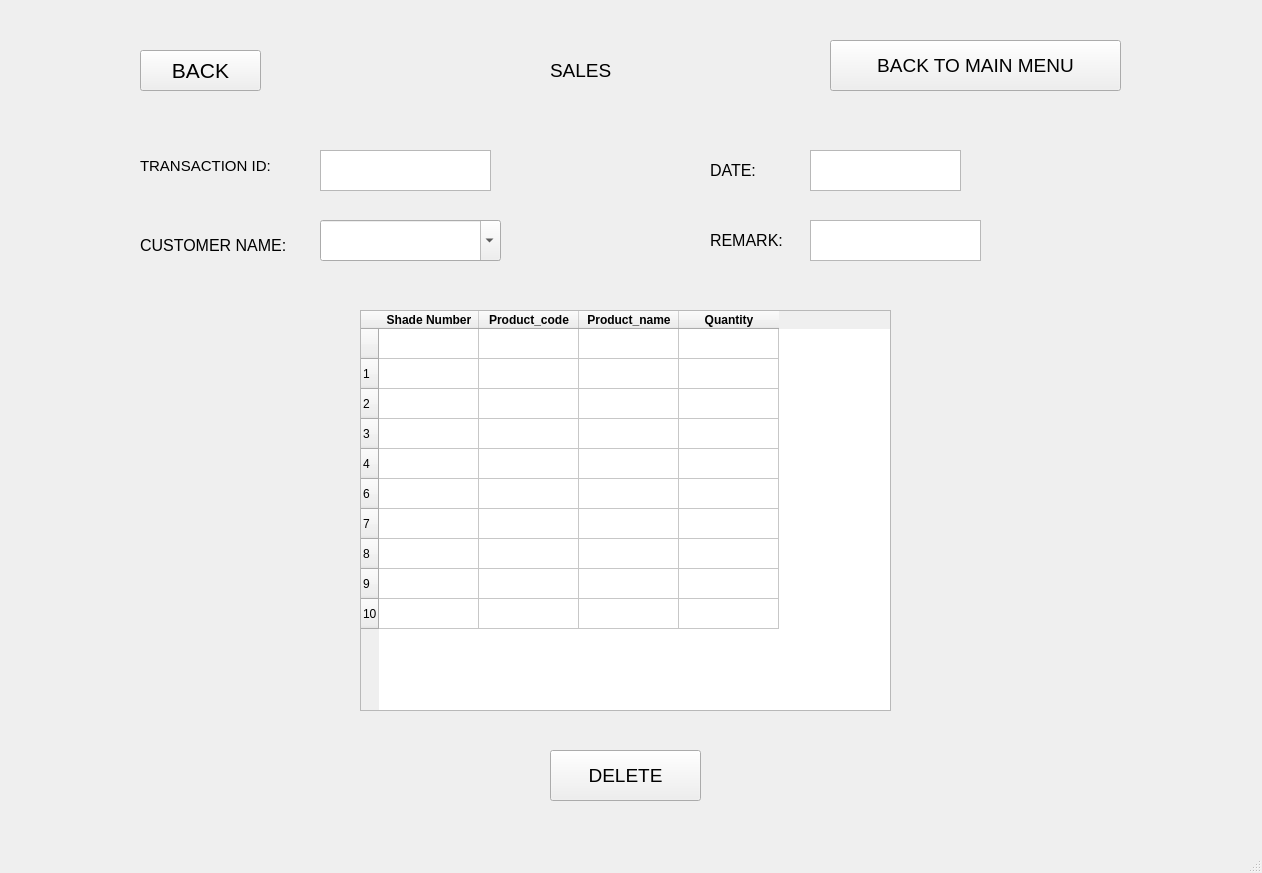
Old version of the form UI/StackedView.ui in the repository nilay1221/Inventory_Management.
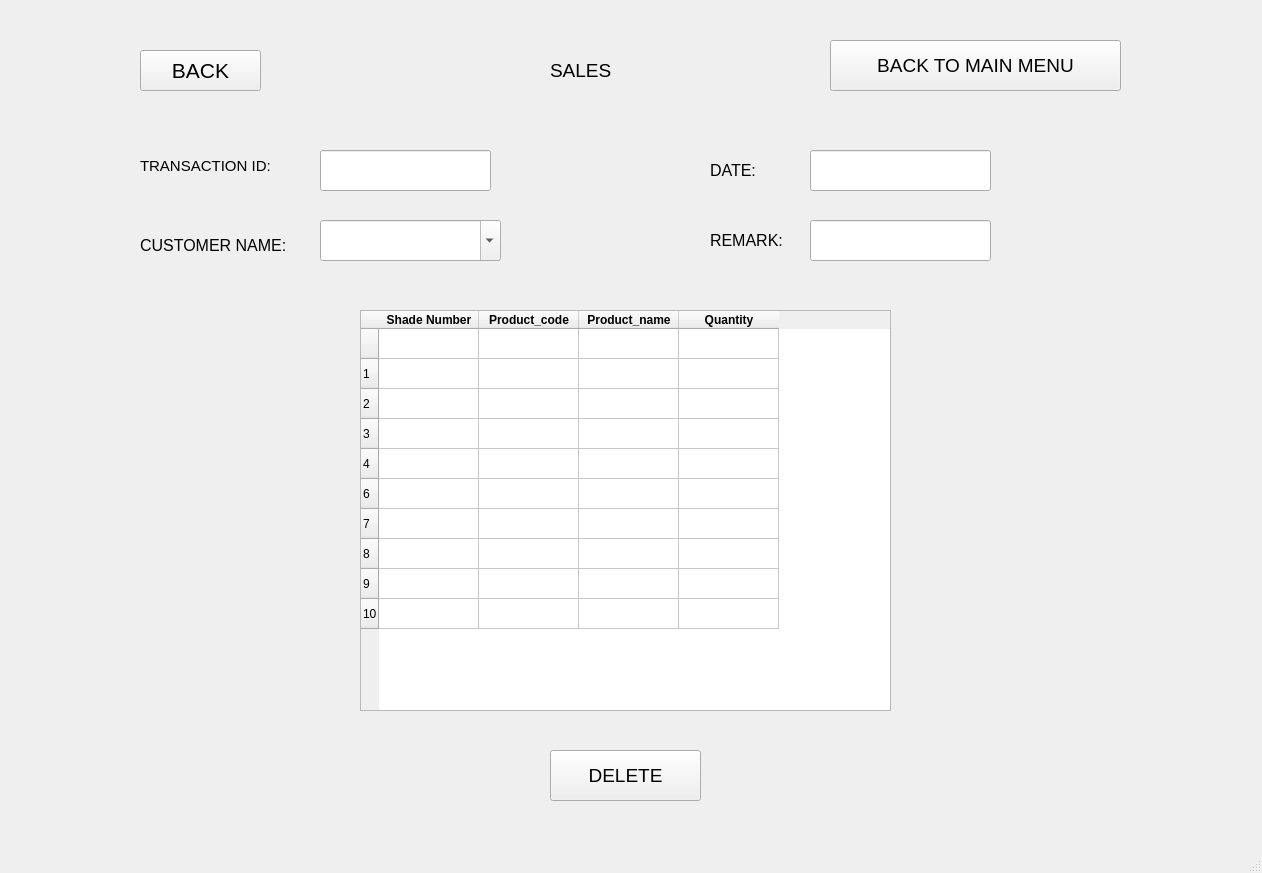
New version of the form. The open tabs and pages were chosen to show the change.

Commit message: sales delete done

What changed in the file:
```diff
--- a/UI/StackedView.ui
+++ b/UI/StackedView.ui
@@ -9436,26 +9436,6 @@
      </widget>
     </widget>
     <widget class="QWidget" name="sales_delete_2">
-     <widget class="QListView" name="sales_delete_remark">
-      <property name="geometry">
-       <rect>
-        <x>760</x>
-        <y>210</y>
-        <width>171</width>
-        <height>41</height>
-       </rect>
-      </property>
-     </widget>
-     <widget class="QListView" name="sales_delete_trans_id">
-      <property name="geometry">
-       <rect>
-        <x>270</x>
-        <y>140</y>
-        <width>171</width>
-        <height>41</height>
-       </rect>
-      </property>
-     </widget>
      <widget class="QTableWidget" name="sales_delete_table">
       <property name="geometry">
        <rect>
@@ -9578,16 +9558,6 @@
        <string>DATE:</string>
       </property>
      </widget>
-     <widget class="QListView" name="sales_delete_date">
-      <property name="geometry">
-       <rect>
-        <x>760</x>
-        <y>140</y>
-        <width>151</width>
-        <height>41</height>
-       </rect>
-      </property>
-     </widget>
      <widget class="QLabel" name="label_122">
       <property name="geometry">
        <rect>
@@ -9757,6 +9727,51 @@
        <string>REMARK:</string>
       </property>
      </widget>
+     <widget class="QLineEdit" name="sales_delete_date">
+      <property name="geometry">
+       <rect>
+        <x>760</x>
+        <y>140</y>
+        <width>181</width>
+        <height>41</height>
+       </rect>
+      </property>
+      <property name="font">
+       <font>
+        <pointsize>12</pointsize>
+       </font>
+      </property>
+     </widget>
+     <widget class="QLineEdit" name="sales_delete_remark">
+      <property name="geometry">
+       <rect>
+        <x>760</x>
+        <y>210</y>
+        <width>181</width>
+        <height>41</height>
+       </rect>
+      </property>
+      <property name="font">
+       <font>
+        <pointsize>12</pointsize>
+       </font>
+      </property>
+     </widget>
+     <widget class="QLineEdit" name="sales_delete_trans_id">
+      <property name="geometry">
+       <rect>
+        <x>270</x>
+        <y>140</y>
+        <width>171</width>
+        <height>41</height>
+       </rect>
+      </property>
+      <property name="font">
+       <font>
+        <pointsize>12</pointsize>
+       </font>
+      </property>
+     </widget>
     </widget>
     <widget class="QWidget" name="sales_view_2">
      <widget class="QLabel" name="label_126">
```
Left out of the diff: 4 changed lines with no effect on the pictures. The commit also changes 6 other files.
